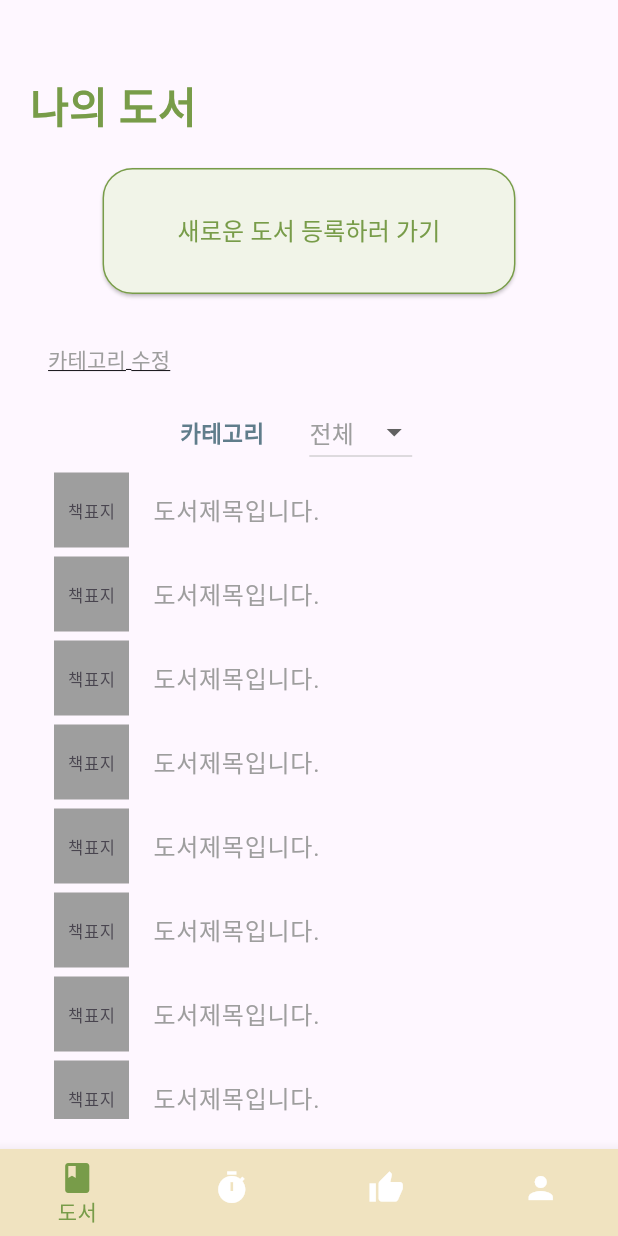
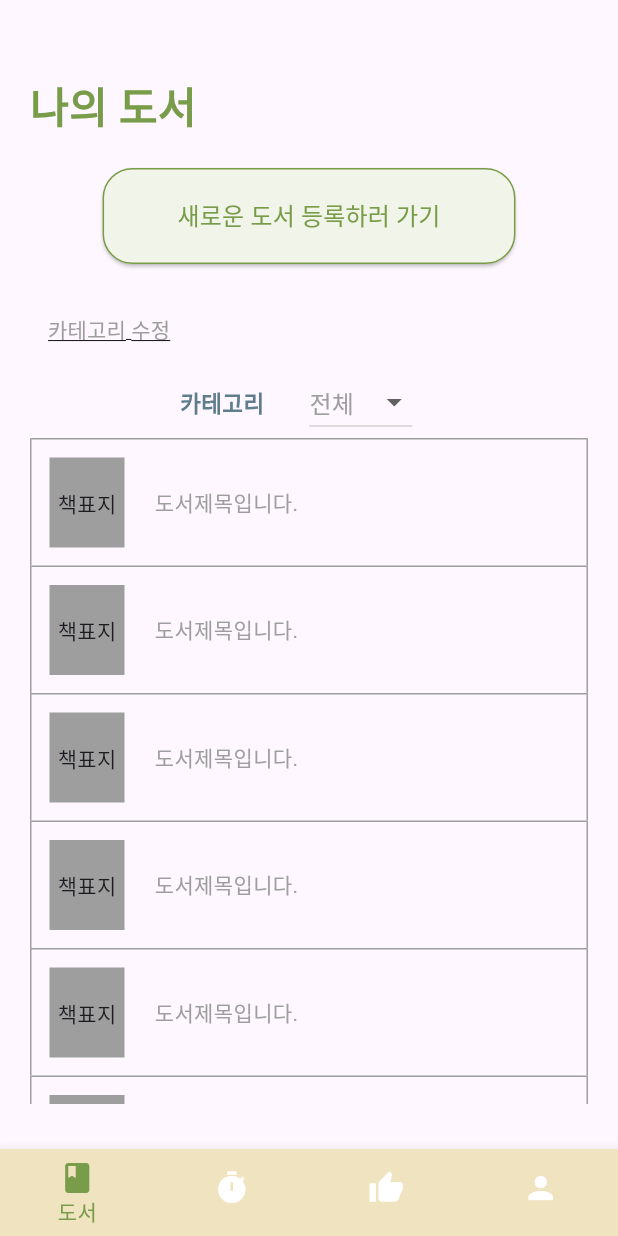
Before and after one commit to yangseoh22/capstone_bookgrow_App, a Flutter app: the MyBooks screen opened directly, on a phone screen of 412 x 824 dp. Run offline on Flutter 3.47's test engine with Material 3 defaults, Android fonts, the phone set to English and light mode, and no system bars; our stand-ins replace camera, get, logger; missing offline and left inert: barcode_scan2.

Commit message:
TASK #9 : 나의 도서 - 메인 디자인 변경 / 도서 추천 - 카메라 디자인, 제출 페이지, 추천결과 페이지 구현

```diff
--- a/lib/mybooks/mybooks.dart
+++ b/lib/mybooks/mybooks.dart
@@ -39,7 +39,7 @@ class _MyBooksState extends State<MyBooks> {
                 },
                 style: ElevatedButton.styleFrom(
                   backgroundColor: Color(0xFFF1F4E8),
-                  padding: EdgeInsets.symmetric(horizontal: 50, vertical: 30),
+                  padding: EdgeInsets.symmetric(horizontal: 50, vertical: 20),
                   side: BorderSide(
                     color: Color(0xFF789C49),
                     width: 1.0,
@@ -114,23 +114,41 @@ class _MyBooksState extends State<MyBooks> {
               child: ListView.builder(
                 itemCount: 10, // 샘플 데이터 수
                 itemBuilder: (context, index) {
-                  return ListTile(
-                    leading: Container(
+                  return Container(
+                    decoration: BoxDecoration(
+                      border: Border(
+                        top: BorderSide(color: Colors.grey), // 위쪽 테두리
+                        left: BorderSide(color: Colors.grey), // 왼쪽 테두리
+                        right: BorderSide(color: Colors.grey), // 오른쪽 테두리
+                      ),
+                    ),
+                    child: Padding(
+                      padding: const EdgeInsets.all(12.0), // 내부 여백
+                      child: Row(
+                        children: [
+                          Container(
                             width: 50,
-                      height: 50,
+                            height: 60,
                             color: Colors.grey, // 책 표지 위치
                             child: Center(child: Text('책표지')),
                           ),
-                    title: Text(
+                          SizedBox(width: 20), // 이미지와 텍스트 사이의 간격
+                          Expanded(
+                            child: Text(
                               '도서제목입니다.',
                               style: TextStyle(
                                 color: Colors.grey,
+                              ),
+                            ),
+                          ),
+                        ],
                       ),
                     ),
                   );
                 },
               ),
             ),
+            SizedBox(height: 10),
           ],
         ),
       ),
```
Also changed, not shown: lib/recommend/camera_page.dart (+72 -5 lines), lib/recommend/recommend_book.dart (added, +106 -0 lines), lib/recommend/recommendation.dart (+6 -1 lines). Lines whose indentation alone changed are shown as unchanged.
